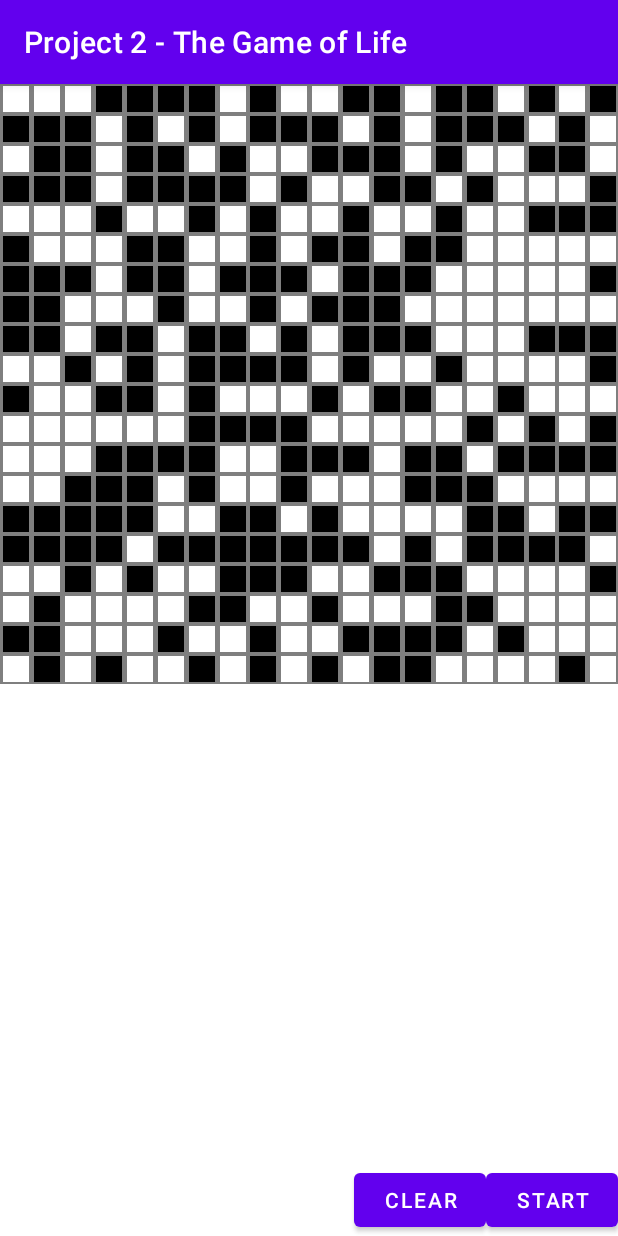
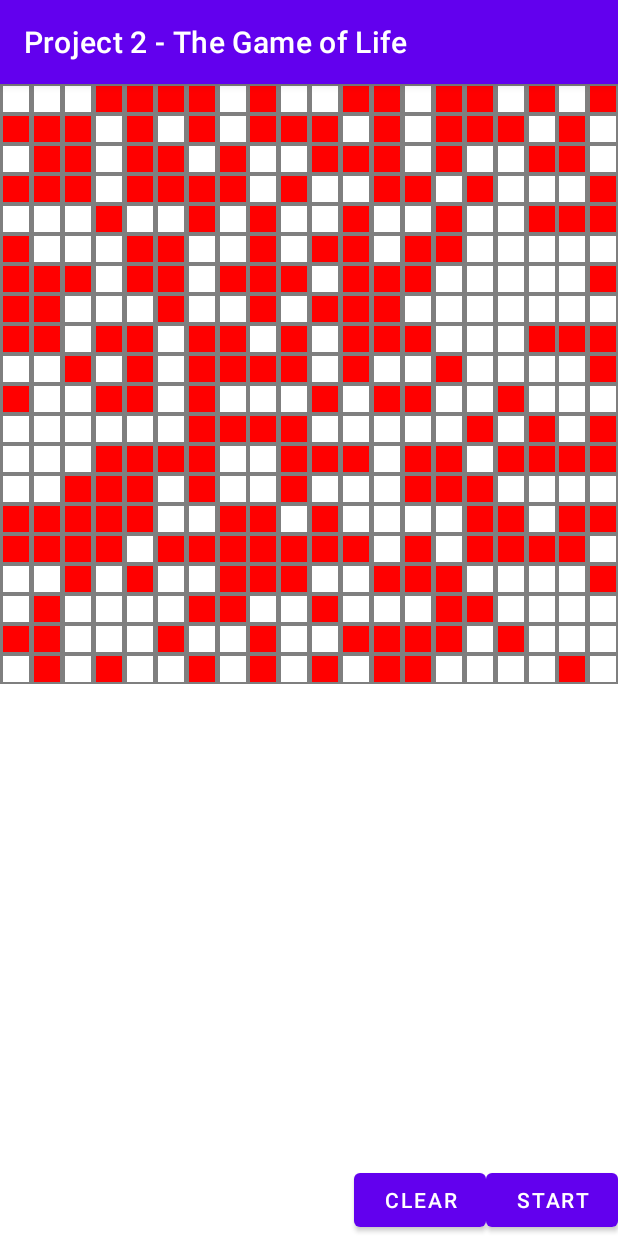
Before and after one commit to jakedruth/Project-2-The-Game-Of-Life, an Android app: the screen it shows after launch (MainActivity), on a phone screen of 412 x 824 dp. Run offline under Robolectric (Android 15) with nearby library versions, the phone set to English and light mode, and no system bars.

Commit message:
implemented color via code

```diff
--- a/app/src/main/java/com/example/project2_thegameoflife/MainActivity.kt
+++ b/app/src/main/java/com/example/project2_thegameoflife/MainActivity.kt
@@ -35,8 +35,8 @@ class MainActivity : AppCompatActivity() {
 
     private lateinit var grid: Grid
 
-    var backgroundColor = Color.argb(1, 0, 0, 0)
-    var cellColor = Color.argb(1, 255, 1, 1)
+    var cellDeadColor = Color.argb(255, 255, 255, 255)
+    var cellAliveColor = Color.argb(255, 255, 0, 0)
     var isPlaying: Boolean = false
     var updateGridTimer: Long = 1000L
 
@@ -61,7 +61,6 @@ class MainActivity : AppCompatActivity() {
             grid.clear()
             gameRecyclerView.adapter?.notifyDataSetChanged()
         }
-
 
         var rows = 20
         var cols = 20
@@ -112,7 +111,7 @@ class MainActivity : AppCompatActivity() {
         }
 
         fun bind(isAlive: Boolean) {
-            val color = if (isAlive) Color.BLACK else Color.WHITE
+            val color = if (isAlive) cellAliveColor else cellDeadColor
             image.apply {
                 setColorFilter(color)
                 jumpDrawablesToCurrentState()
```
